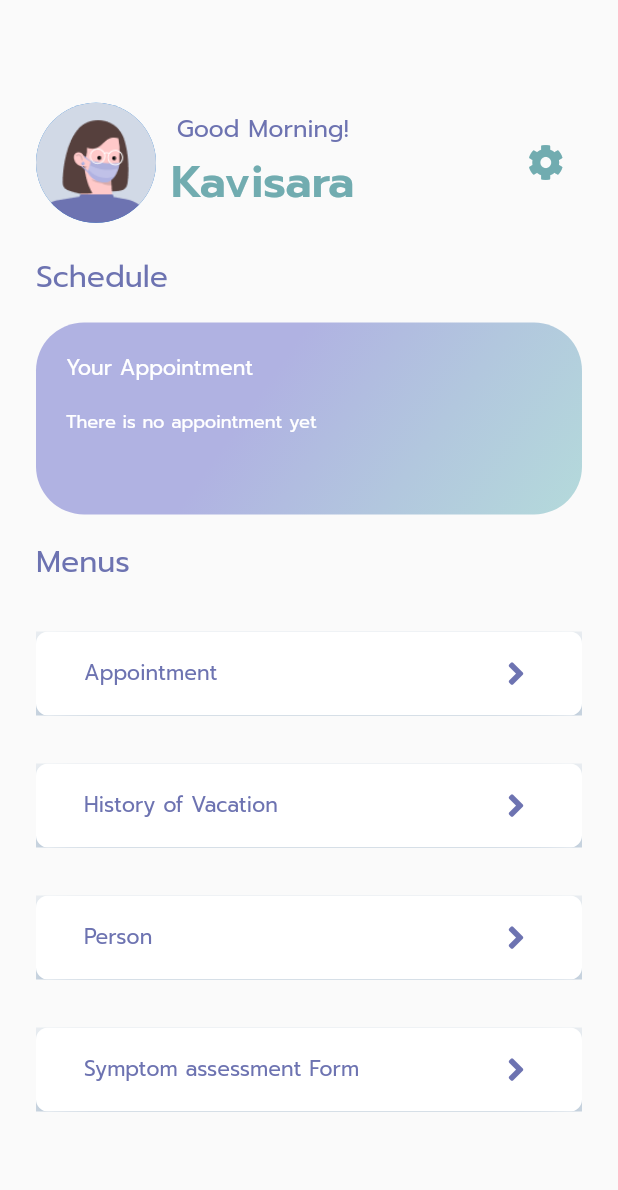
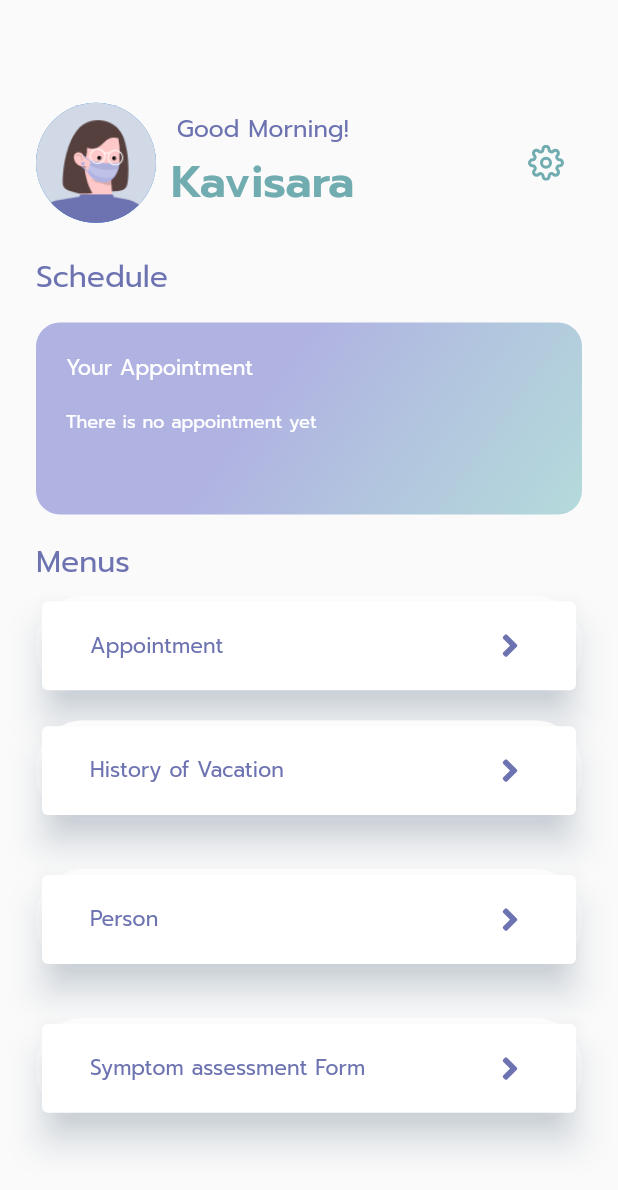
Before and after one commit to MeVaccine/MeVaccine, a Flutter app: the LandingScreen screen opened by its route, on a phone screen of 412 x 824 dp. Shown: the top 1190 px of the screen. Run offline on Flutter 3.47's test engine with Material 2 defaults, Android fonts, the light colour scheme and no system bars; our stand-ins replace flutter_feather_icons, flutter_multi_formatter, font_awesome_flutter; missing offline and left inert: searchable_dropdown.

Commit message:
[UPDATE] Boxshadow

```diff
--- a/lib/widget/button/menus_navigator.dart
+++ b/lib/widget/button/menus_navigator.dart
@@ -22,10 +22,14 @@ class MenuNavigator extends StatelessWidget {
   Widget _buildContent(BuildContext context) {
     return InkWell(
       onTap: () => onPressed(),
+      child: Card(
+        elevation: 10,
+        shadowColor: const Color(0xFF7090B0).withOpacity(0.5),
         child: Padding(
           padding:
-            const EdgeInsets.symmetric(vertical: kSizeS, horizontal: kSizeM),
-        child: Row(mainAxisAlignment: MainAxisAlignment.spaceBetween, children: [
+              const EdgeInsets.symmetric(vertical: kSizeS*1.1, horizontal: kSizeM),
+          child:
+              Row(mainAxisAlignment: MainAxisAlignment.spaceBetween, children: [
             Text(
               text,
               textAlign: TextAlign.center,
@@ -37,16 +41,19 @@ class MenuNavigator extends StatelessWidget {
             )
           ]),
         ),
+      ),
     );
   }
 
   BoxDecoration _buildBoxDecoration(BuildContext context) {
     return const BoxDecoration(
       color: white,
-      borderRadius: kBorderRadiusXS,
+      borderRadius: kBorderRadiusM,
       boxShadow: [
         BoxShadow(
-            color: Color(0xFF7090B0), blurRadius: 40.0, offset: Offset(0, 16.0))
+          blurRadius: 20,
+          offset: Offset(5, 150),
+        ),
       ],
     );
   }
--- a/lib/widget/layout/menu.dart
+++ b/lib/widget/layout/menu.dart
@@ -16,12 +16,12 @@ class Menu extends StatelessWidget {
             child: MainText(
                 'Menus', text_type.regular, kFontSizeHeadline4, primary01),
           ),
-          kSizedBoxVerticalM,
+          kSizedBoxVerticalXS,
           MenuNavigator(
             text: 'Appointment',
             onPressed: () {},
           ),
-          kSizedBoxM,
+          kSizedBoxS,
            MenuNavigator(
             text: 'History of Vacation',
             onPressed: () {},
--- a/lib/widget/layout/profile.dart
+++ b/lib/widget/layout/profile.dart
@@ -1,5 +1,5 @@
 import 'package:flutter/material.dart';
-import 'package:font_awesome_flutter/font_awesome_flutter.dart';
+import 'package:flutter_feather_icons/flutter_feather_icons.dart';
 import '../../config/color.dart';
 import '../../config/constants.dart';
 import '../text/mainText.dart';
@@ -30,7 +30,7 @@ class Profile extends StatelessWidget {
           ),
         ]),
         IconButton(
-          icon: const Icon(FontAwesomeIcons.cog,color: accent02,),
+          icon: const Icon(FeatherIcons.settings,color: accent02,),
           onPressed: () {},
         )
       ],
--- a/lib/widget/layout/your_appointment.dart
+++ b/lib/widget/layout/your_appointment.dart
@@ -13,21 +13,28 @@ class YourAppointment extends StatelessWidget {
       height: kSizeL * 2,
       padding: const EdgeInsets.all(20),
       decoration: const BoxDecoration(
-        borderRadius:kBorderRadiusM,
-        gradient:  LinearGradient(
+        // boxShadow: [
+        //   BoxShadow(
+        //     color: Color(0xFF7090B0),
+        //     blurRadius: 20,
+        //     offset: Offset(5, 5),
+        //   )
+        // ],
+        borderRadius: kBorderRadiusS,
+        gradient: LinearGradient(
             colors: [Color(0xFFB0B2E2), Color(0xFFB2C7DE), Color(0xFFB4DADB)],
-            stops: [0.0, 0.5,1.0],
+            stops: [0.0, 0.5, 1.0],
             begin: FractionalOffset.topCenter,
             end: FractionalOffset.bottomRight),
       ),
       child: Column(
         crossAxisAlignment: CrossAxisAlignment.start,
         children: [
-          MainText(
-              'Your Appointment', text_type.regular, kFontSizeHeadline4 * 0.7,white),
+          MainText('Your Appointment', text_type.regular,
+              kFontSizeHeadline4 * 0.7, white),
           kSizedBoxS,
           MainText('There is no appointment yet ', text_type.regular,
-              kFontSizeHeadline4 * 0.6,white)
+              kFontSizeHeadline4 * 0.6, white)
         ],
       ),
     );
--- a/pubspec.yaml
+++ b/pubspec.yaml
@@ -32,6 +32,7 @@ dependencies:
   provider: ^5.0.0
   flutter_multi_formatter: ^2.1.4
   font_awesome_flutter: ^9.0.0
+  flutter_feather_icons: ^2.0.0+1
 
   # The following adds the Cupertino Icons font to your application.
   # Use with the CupertinoIcons class for iOS style icons.
```
Also changed, not shown: pubspec.lock, 2 other files. Lines whose indentation alone changed are shown as unchanged.
